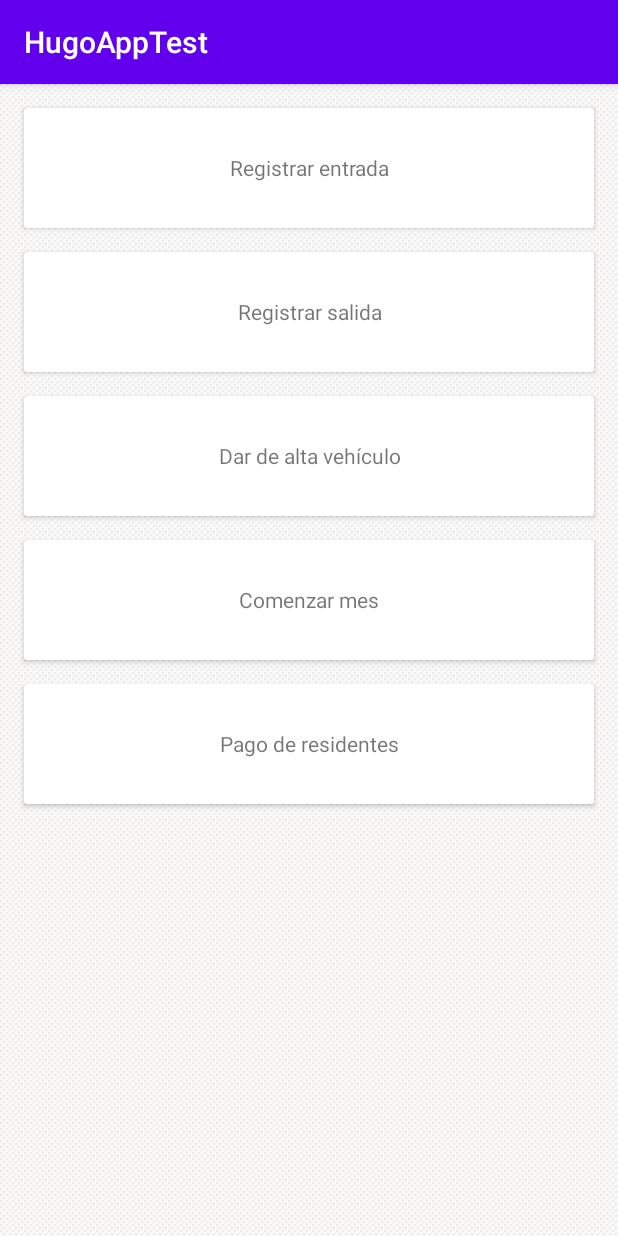
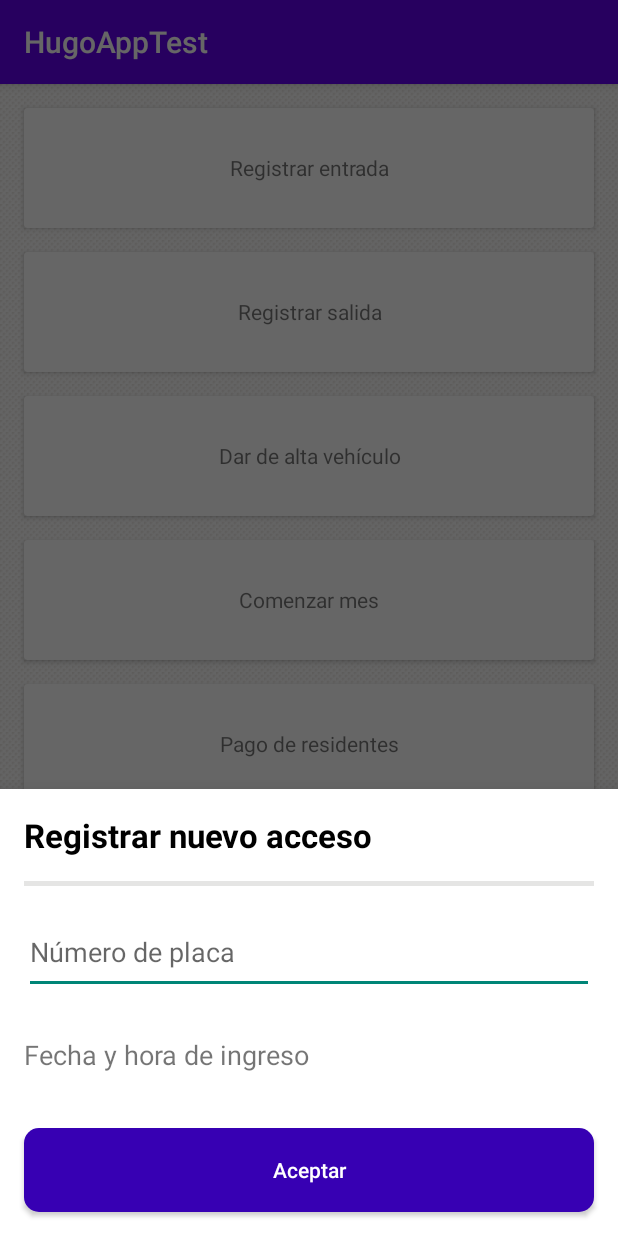
Before and after one commit to pack0hdz/android-developer-test, an Android app: the screen it shows after launch (HomeActivity), after a tap on "Registrar entrada", on a phone screen of 412 x 824 dp. Run offline under Robolectric (Android 15) with nearby library versions, the phone set to English and light mode, and no system bars; our stand-ins replace Dagger/Hilt's generated code, RxJava, data binding.

Commit message:
feature | add fragment to enter new access, add styles, add background | Francisco Hernandez

```diff
--- /dev/null
+++ b/app/src/main/java/com/exam/hugoapptest/base/BaseBottomSheet.kt
@@ -0,0 +1,23 @@
+package com.exam.hugoapptest.base
+
+import android.app.Dialog
+import android.os.Bundle
+import android.view.View
+import android.widget.FrameLayout
+import com.google.android.material.bottomsheet.BottomSheetBehavior
+import com.google.android.material.bottomsheet.BottomSheetDialog
+import com.google.android.material.bottomsheet.BottomSheetDialogFragment
+
+abstract class BaseBottomSheet : BottomSheetDialogFragment() {
+    override fun onCreateDialog(savedInstanceState: Bundle?): Dialog {
+        val dialog = super.onCreateDialog(savedInstanceState)
+        dialog.setOnShowListener { _dialog ->
+            val bottomSheetDialog = _dialog as BottomSheetDialog
+            val bottomSheet =
+                bottomSheetDialog.findViewById<View>(com.google.android.material.R.id.design_bottom_sheet) as FrameLayout
+            val bottomSheetBehavior = BottomSheetBehavior.from(bottomSheet)
+            bottomSheetBehavior.state = BottomSheetBehavior.STATE_EXPANDED
+        }
+        return dialog
+    }
+}
--- a/app/src/main/java/com/exam/hugoapptest/di/modules/HomeModule.kt
+++ b/app/src/main/java/com/exam/hugoapptest/di/modules/HomeModule.kt
@@ -1,6 +1,8 @@
 package com.exam.hugoapptest.di.modules
 
 import com.exam.hugoapptest.flow.home.fragments.OperationSelectionFragment
+import com.exam.hugoapptest.flow.home.fragments.RegisterNewCarFragment
+import com.exam.hugoapptest.flow.home.fragmentsheet.RegisterNewAccessFragmentSheet
 import com.exam.hugoapptest.scopes.FragmentScope
 import dagger.Module
 import dagger.android.ContributesAndroidInjector
@@ -11,4 +13,12 @@ abstract class HomeModule {
     @FragmentScope
     @ContributesAndroidInjector
     abstract fun providesSelectionOperation(): OperationSelectionFragment
+
+    @FragmentScope
+    @ContributesAndroidInjector
+    abstract fun providesRegisterNewCarFragment(): RegisterNewCarFragment
+
+    @FragmentScope
+    @ContributesAndroidInjector
+    abstract fun providesNewAccessFragmentSheet(): RegisterNewAccessFragmentSheet
 }
--- /dev/null
+++ b/app/src/main/java/com/exam/hugoapptest/extensions/AnyExtensions.kt
@@ -0,0 +1,3 @@
+package com.exam.hugoapptest.extensions
+
+fun Any.simpleClassName(): String = this::class.java.simpleName
--- a/app/src/main/java/com/exam/hugoapptest/flow/home/HomeActivity.kt
+++ b/app/src/main/java/com/exam/hugoapptest/flow/home/HomeActivity.kt
@@ -3,6 +3,10 @@ package com.exam.hugoapptest.flow.home
 import android.os.Bundle
 import com.exam.hugoapptest.R
 import com.exam.hugoapptest.base.BaseActivity
+import com.exam.hugoapptest.extensions.simpleClassName
+import com.exam.hugoapptest.flow.home.fragments.OperationSelectionFragment
+import com.exam.hugoapptest.flow.home.fragments.RegisterNewCarFragment
+import com.exam.hugoapptest.flow.home.fragmentsheet.RegisterNewAccessFragmentSheet
 import dagger.android.AndroidInjection
 import dagger.android.AndroidInjector
 import dagger.android.DispatchingAndroidInjector
@@ -10,7 +14,8 @@ import dagger.android.HasAndroidInjector
 import javax.inject.Inject
 
 class HomeActivity : BaseActivity(),
-    HasAndroidInjector {
+    HasAndroidInjector,
+    OperationSelectionFragment.OperationListener {
 
     @Inject
     lateinit var dispatchingAndroidInjector: DispatchingAndroidInjector<Any>
@@ -23,4 +28,25 @@ class HomeActivity : BaseActivity(),
         setContentView(R.layout.activity_home)
     }
 
+    override fun onRegisterNewAccess() {
+        RegisterNewAccessFragmentSheet.newInstance().apply {
+            show(supportFragmentManager, simpleClassName())
+        }
+    }
+
+    override fun onRegisterExist() {
+        TODO("Not yet implemented")
+    }
+
+    override fun onRegisterNewCar() {
+        TODO("Not yet implemented")
+    }
+
+    override fun onStartMonth() {
+        TODO("Not yet implemented")
+    }
+
+    override fun onPaymentResident() {
+        TODO("Not yet implemented")
+    }
 }
--- a/app/src/main/java/com/exam/hugoapptest/flow/home/fragments/OperationSelectionFragment.kt
+++ b/app/src/main/java/com/exam/hugoapptest/flow/home/fragments/OperationSelectionFragment.kt
@@ -42,11 +42,11 @@ class OperationSelectionFragment: BaseFragment() {
 
     private fun initListener() {
         binding.apply {
-            cardViewRegisterNewAccess.setOnClickListener {  }
-            cardViewRegisterExit.setOnClickListener {  }
-            cardViewCarRegister.setOnClickListener {  }
-            cardViewStartMonth.setOnClickListener {  }
-            cardViewResidentPayment.setOnClickListener {  }
+            textViewRegisterNewAccess.setOnClickListener { listener?.onRegisterNewAccess() }
+            textViewRegisterExit.setOnClickListener { listener?.onRegisterExist() }
+            textViewCarRegister.setOnClickListener { listener?.onRegisterNewCar() }
+            textViewStartMonth.setOnClickListener { listener?.onStartMonth() }
+            textViewResidentPayment.setOnClickListener { listener?.onPaymentResident() }
         }
     }
 
--- /dev/null
+++ b/app/src/main/java/com/exam/hugoapptest/flow/home/fragments/RegisterNewCarFragment.kt
@@ -0,0 +1,7 @@
+package com.exam.hugoapptest.flow.home.fragments
+
+import com.exam.hugoapptest.base.BaseFragment
+
+class RegisterNewCarFragment : BaseFragment() {
+
+}
--- /dev/null
+++ b/app/src/main/java/com/exam/hugoapptest/flow/home/fragmentsheet/RegisterExitFragmentSheet.kt
@@ -0,0 +1,7 @@
+package com.exam.hugoapptest.flow.home.fragmentsheet
+
+import com.google.android.material.bottomsheet.BottomSheetDialogFragment
+
+class RegisterExitFragmentSheet : BottomSheetDialogFragment() {
+
+}
--- /dev/null
+++ b/app/src/main/java/com/exam/hugoapptest/flow/home/fragmentsheet/RegisterNewAccessFragmentSheet.kt
@@ -0,0 +1,40 @@
+package com.exam.hugoapptest.flow.home.fragmentsheet
+
+import android.content.Context
+import android.os.Bundle
+import android.view.LayoutInflater
+import android.view.View
+import android.view.ViewGroup
+import com.exam.hugoapptest.base.BaseBottomSheet
+import com.exam.hugoapptest.databinding.FragmentSheetRegisterNewAccesBinding
+import com.exam.hugoapptest.flow.home.viewModel.HomeRegisterViewModel
+import dagger.android.support.AndroidSupportInjection
+import javax.inject.Inject
+
+class RegisterNewAccessFragmentSheet: BaseBottomSheet() {
+
+    @Inject
+    lateinit var viewModel: HomeRegisterViewModel
+
+    private lateinit var binding: FragmentSheetRegisterNewAccesBinding
+
+    override fun onAttach(context: Context) {
+        super.onAttach(context)
+        AndroidSupportInjection.inject(this)
+    }
+    override fun onCreateView(
+        inflater: LayoutInflater,
+        container: ViewGroup?,
+        savedInstanceState: Bundle?
+    ): View? {
+        binding = FragmentSheetRegisterNewAccesBinding.inflate(inflater)
+        binding.lifecycleOwner = viewLifecycleOwner
+        binding.viewModel = viewModel
+        return binding.root
+    }
+
+
+    companion object {
+        fun newInstance() = RegisterNewAccessFragmentSheet()
+    }
+}
--- /dev/null
+++ b/app/src/main/res/drawable/bg_base_button.xml
@@ -0,0 +1,15 @@
+<?xml version="1.0" encoding="utf-8"?>
+<selector xmlns:android="http://schemas.android.com/apk/res/android">
+    <item android:state_enabled="false">
+        <shape>
+            <solid android:color="@color/base_button_disabled" />
+            <corners android:radius="10dp" />
+        </shape>
+    </item>
+    <item>
+        <shape>
+            <corners android:radius="10dp" />
+            <solid android:color="@color/colorPrimaryDark" />
+        </shape>
+    </item>
+</selector>
--- a/app/src/main/res/layout/fragment_operation_selection.xml
+++ b/app/src/main/res/layout/fragment_operation_selection.xml
@@ -20,6 +20,7 @@
             app:layout_constraintTop_toTopOf="parent">
 
             <TextView
+                android:id="@+id/textView_register_new_access"
                 android:layout_width="match_parent"
                 android:layout_height="match_parent"
                 android:foreground="?android:attr/selectableItemBackground"
@@ -39,6 +40,7 @@
             app:layout_constraintTop_toBottomOf="@+id/cardView_register_new_access">
 
             <TextView
+                android:id="@+id/textView_register_exit"
                 android:layout_width="match_parent"
                 android:layout_height="match_parent"
                 android:foreground="?android:attr/selectableItemBackground"
@@ -57,6 +59,7 @@
             app:layout_constraintTop_toBottomOf="@+id/cardView_register_exit">
 
             <TextView
+                android:id="@+id/textView_car_register"
                 android:layout_width="match_parent"
                 android:layout_height="match_parent"
                 android:foreground="?android:attr/selectableItemBackground"
@@ -75,6 +78,7 @@
             app:layout_constraintTop_toBottomOf="@+id/cardView_car_register">
 
             <TextView
+                android:id="@+id/textView_start_month"
                 android:layout_width="match_parent"
                 android:layout_height="match_parent"
                 android:foreground="?android:attr/selectableItemBackground"
@@ -93,6 +97,7 @@
             app:layout_constraintTop_toBottomOf="@+id/cardView_start_month">
 
             <TextView
+                android:id="@+id/textView_resident_payment"
                 android:layout_width="match_parent"
                 android:layout_height="match_parent"
                 android:foreground="?android:attr/selectableItemBackground"
--- /dev/null
+++ b/app/src/main/res/layout/fragment_sheet_register_new_acces.xml
@@ -0,0 +1,91 @@
+<?xml version="1.0" encoding="utf-8"?>
+<layout xmlns:android="http://schemas.android.com/apk/res/android"
+    xmlns:app="http://schemas.android.com/apk/res-auto"
+    xmlns:tools="http://schemas.android.com/tools">
+
+    <data>
+
+        <variable
+            name="viewModel"
+            type="com.exam.hugoapptest.flow.home.viewModel.HomeRegisterViewModel" />
+    </data>
+
+    <androidx.constraintlayout.widget.ConstraintLayout
+        android:layout_width="match_parent"
+        android:layout_height="wrap_content">
+
+        <TextView
+            android:id="@+id/textView_title_gift_surprice"
+            android:layout_width="0dp"
+            android:layout_height="wrap_content"
+            android:layout_marginStart="16dp"
+            android:layout_marginTop="16dp"
+            android:layout_marginEnd="8dp"
+            android:text="@string/fragment_sheet_register_access_title"
+            android:textColor="@android:color/black"
+            android:textSize="22sp"
+            android:textStyle="bold"
+            app:layout_constraintEnd_toEndOf="parent"
+            app:layout_constraintStart_toStartOf="parent"
+            app:layout_constraintTop_toTopOf="parent" />
+
+        <View
+            android:id="@+id/view_divider"
+            android:layout_width="0dp"
+            android:layout_height="3dp"
+            android:layout_marginStart="16dp"
+            android:layout_marginTop="16dp"
+            android:layout_marginEnd="16dp"
+            android:background="@color/base_empty_view_divisor"
+            app:layout_constraintEnd_toEndOf="parent"
+            app:layout_constraintStart_toStartOf="parent"
+            app:layout_constraintTop_toBottomOf="@+id/textView_title_gift_surprice" />
+
+        <androidx.appcompat.widget.AppCompatButton
+            android:id="@+id/pay_mod_app_appcompatbutton"
+            style="@style/Base_Button"
+            android:layout_width="match_parent"
+            android:layout_marginStart="16dp"
+            android:layout_marginTop="16dp"
+            android:layout_marginEnd="16dp"
+            android:layout_marginBottom="16dp"
+            android:text="@string/fragment_sheet_register_access_button"
+            android:textAllCaps="false"
+            app:layout_constraintBottom_toBottomOf="parent"
+            app:layout_constraintEnd_toEndOf="parent"
+            app:layout_constraintStart_toStartOf="parent"
+            app:layout_constraintTop_toBottomOf="@+id/textView"
+            tools:enabled="false" />
+
+        <EditText
+            android:id="@+id/editTextTextPersonName"
+            android:layout_width="0dp"
+            android:layout_height="56dp"
+            android:layout_marginStart="16dp"
+            android:layout_marginTop="16dp"
+            android:layout_marginEnd="16dp"
+            android:ems="10"
+            android:hint="@string/fragment_sheet_register_access_number"
+            android:inputType="textPersonName"
+            android:textSize="18sp"
+            app:layout_constraintEnd_toEndOf="parent"
+            app:layout_constraintStart_toStartOf="parent"
+            app:layout_constraintTop_toBottomOf="@+id/view_divider" />
+
+        <TextView
+            android:id="@+id/textView"
+            android:layout_width="0dp"
+            android:layout_height="65dp"
+            android:layout_marginTop="8dp"
+            android:text="@string/fragment_sheet_register_access_time"
+            android:gravity="center|left"
+            android:textSize="18sp"
+            app:layout_constraintEnd_toEndOf="@+id/editTextTextPersonName"
+            app:layout_constraintStart_toStartOf="@+id/editTextTextPersonName"
+            app:layout_constraintTop_toBottomOf="@+id/editTextTextPersonName"
+            tools:text="Fecha y Hora de ingreso \n Sábado 3 Oct - 13:00"/>
+
+
+    </androidx.constraintlayout.widget.ConstraintLayout>
+
+</layout>
--- a/app/src/main/res/values/colors.xml
+++ b/app/src/main/res/values/colors.xml
@@ -4,4 +4,7 @@
     <color name="colorPrimaryDark">#3700B3</color>
     <color name="colorAccent">#03DAC5</color>
     <color name="white_alpha">#BBFFFFFF</color>
+
+    <color name="base_button_disabled">#bdbdbd</color>
+    <color name="base_empty_view_divisor">#e5e5e4</color>
 </resources>
--- a/app/src/main/res/values/dimes.xml
+++ b/app/src/main/res/values/dimes.xml
@@ -1,4 +1,5 @@
 <?xml version="1.0" encoding="utf-8"?>
 <resources>
     <dimen name="spacing_medium">10dp</dimen>
+    <dimen name="button_height">56dp</dimen>
 </resources>
--- a/app/src/main/res/values/strings.xml
+++ b/app/src/main/res/values/strings.xml
@@ -7,4 +7,10 @@
     <string name="fragment_home_start_month">Comenzar mes</string>
     <string name="fragment_home_resident_payment">Pago de residentes</string>
 
+    <!-- Register access -->
+    <string name="fragment_sheet_register_access_title">Registrar nuevo acceso</string>
+    <string name="fragment_sheet_register_access_number">Número de placa</string>
+    <string name="fragment_sheet_register_access_time">Fecha y hora de ingreso</string>
+    <string name="fragment_sheet_register_access_button">Aceptar</string>
+
 </resources>
--- a/app/src/main/res/values/styles.xml
+++ b/app/src/main/res/values/styles.xml
@@ -7,4 +7,13 @@
         <item name="colorAccent">@color/colorAccent</item>
     </style>
 
+    <style name="Base_Button">
+        <item name="android:layout_height">@dimen/button_height</item>
+        <item name="android:background">@drawable/bg_base_button</item>
+        <item name="android:gravity">center</item>
+        <item name="android:textColor">@android:color/white</item>
+        <item name="android:foreground">?android:attr/selectableItemBackground</item>
+        <item name="textAllCaps">false</item>
+    </style>
+
 </resources>
```
